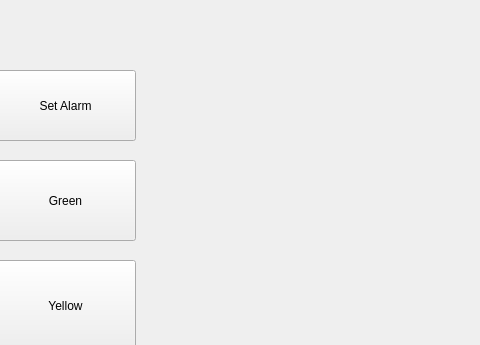
amin-amani/FeederController, file mainwindow.ui: the form before one commit; both pictures show x 405 to 885 and y 0 to 345 of the 1082 by 761 pixel window.
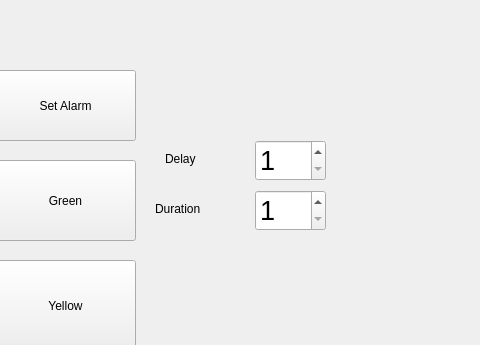
The form after the commit.

Commit message: feat: created controls to change valve delay

The edit to the form file:
```diff
--- a/mainwindow.ui
+++ b/mainwindow.ui
@@ -323,6 +323,74 @@
      <string>STOP</string>
     </property>
    </widget>
+   <widget class="QSpinBox" name="NumValveDelay">
+    <property name="geometry">
+     <rect>
+      <x>660</x>
+      <y>140</y>
+      <width>71</width>
+      <height>41</height>
+     </rect>
+    </property>
+    <property name="font">
+     <font>
+      <pointsize>20</pointsize>
+     </font>
+    </property>
+    <property name="minimum">
+     <number>1</number>
+    </property>
+    <property name="maximum">
+     <number>100</number>
+    </property>
+   </widget>
+   <widget class="QSpinBox" name="NumValveDuration">
+    <property name="geometry">
+     <rect>
+      <x>660</x>
+      <y>190</y>
+      <width>71</width>
+      <height>41</height>
+     </rect>
+    </property>
+    <property name="font">
+     <font>
+      <pointsize>20</pointsize>
+     </font>
+    </property>
+    <property name="minimum">
+     <number>1</number>
+    </property>
+    <property name="maximum">
+     <number>100</number>
+    </property>
+   </widget>
+   <widget class="QLabel" name="label_8">
+    <property name="geometry">
+     <rect>
+      <x>570</x>
+      <y>150</y>
+      <width>81</width>
+      <height>17</height>
+     </rect>
+    </property>
+    <property name="text">
+     <string>Delay</string>
+    </property>
+   </widget>
+   <widget class="QLabel" name="label_9">
+    <property name="geometry">
+     <rect>
+      <x>560</x>
+      <y>200</y>
+      <width>81</width>
+      <height>17</height>
+     </rect>
+    </property>
+    <property name="text">
+     <string>Duration</string>
+    </property>
+   </widget>
   </widget>
   <widget class="QMenuBar" name="menubar">
    <property name="geometry">
```
Left out of the diff: 2 changed lines with no effect on the pictures. The commit also changes 7 other files.
